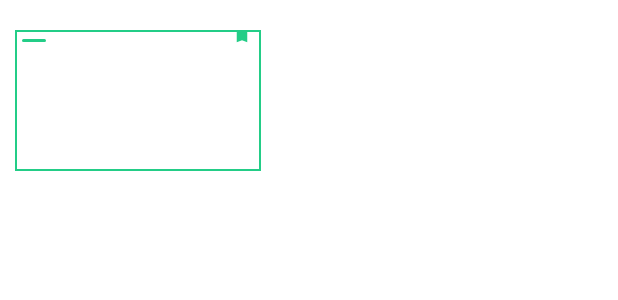
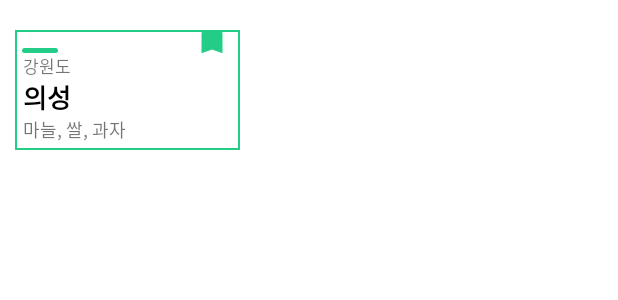
Before and after one commit to rladygks329/Return-to-farming-mate, an Android app: the layout item_recycler.xml on its own in the app's theme, with its tools: preview values and no code run, on a phone screen of 412 x 824 dp. Shown: the top 300 px of the screen. Run offline under Robolectric (Android 15) with nearby library versions, the phone set to English and light mode, and no system bars.

Commit message:
feat: add region name
bg_item 수정 -> 선 표시 길게, 책갈피 크기 조절
item_recycler 수정 -> 경상북도 고성군 -> (경상북도) (고성군)로 표시.
RecyclerViewAdapter 수정 -> string을 나눠서 title main/sub에 할당하는 코드 추가

```diff
--- a/app/src/main/java/com/android/become_a_farmer/RecyclerViewAdapter.java
+++ b/app/src/main/java/com/android/become_a_farmer/RecyclerViewAdapter.java
@@ -41,7 +41,8 @@ public class RecyclerViewAdapter extends RecyclerView.Adapter<RecyclerViewAdapte
     @Override
     public void onBindViewHolder(@NonNull RecyclerViewAdapter.ViewHolder holder, int position) {
         RecyclerItem item = list.get(position);
-        holder.txt_title.setText(item.getTitle());
+        holder.txt_title_main.setText(item.getTitle().split(" ")[0]);
+        holder.txt_title_sub.setText(item.getTitle().split(" ")[1]);
         holder.txt_sub.setText(item.getSub());
 
         //지역별로 라벨 색을 변경하는 부분
@@ -99,13 +100,15 @@ public class RecyclerViewAdapter extends RecyclerView.Adapter<RecyclerViewAdapte
 
 
     public class ViewHolder extends RecyclerView.ViewHolder{
-        public TextView txt_title;
+        public TextView txt_title_main;
+        public TextView txt_title_sub;
         public TextView txt_sub;
 
         public ViewHolder(@NonNull View itemView) {
             super(itemView);
 
-            txt_title = itemView.findViewById(R.id.rcy_item_title);
+            txt_title_main = itemView.findViewById(R.id.rcy_item_title_main);
+            txt_title_sub = itemView.findViewById(R.id.rcy_item_title_sub);
             txt_sub = itemView.findViewById(R.id.rcy_item_sub);
 
             // 아이템 클릭 이벤트(title 클릭)
--- a/app/src/main/res/drawable/bg_item.xml
+++ b/app/src/main/res/drawable/bg_item.xml
@@ -8,29 +8,29 @@
                 android:color="@color/lightGreen"
                 android:width="1dp"/>
             <size
-                android:height="94dp"
-                android:width="164dp"/>
+                android:height="80dp"
+                android:width="150dp"/>
         </shape>
     </item>
 
     <item
-        android:gravity="left|top" android:top="6dp" android:left="5dp"
+        android:gravity="left|top" android:top="12dp" android:left="5dp"
         android:id="@+id/item_label">
         <shape android:shape="rectangle">
             <solid android:color="@color/lightGreen"/>
             <size
-                android:width="16dp"
-                android:height="2dp"/>
+                android:width="24dp"
+                android:height="3dp"/>
             <corners android:radius="2dp"/>
         </shape>
     </item>
 
     <item android:drawable="@drawable/ic_bookmark"
         android:gravity="right|top"
-        android:top="-1dp"
+        android:top="-2dp"
         android:right="7dp"
-        android:width="12dp"
-        android:height="10dp">
+        android:width="24dp"
+        android:height="20dp">
         <rotate
             android:fromDegrees="90"
             android:toDegrees="270"
--- a/app/src/main/res/layout/item_recycler.xml
+++ b/app/src/main/res/layout/item_recycler.xml
@@ -1,40 +1,59 @@
 <?xml version="1.0" encoding="utf-8"?>
 <androidx.constraintlayout.widget.ConstraintLayout xmlns:android="http://schemas.android.com/apk/res/android"
     xmlns:app="http://schemas.android.com/apk/res-auto"
-    android:layout_width="164dp"
-    android:layout_height="94dp"
+    android:layout_width="150dp"
+    android:layout_height="80dp"
     android:orientation="vertical"
     android:background="@drawable/bg_item"
     android:layout_marginLeft="10dp"
     android:layout_marginTop="20dp">
 
     <TextView
-        android:id="@+id/rcy_item_title"
+        android:id="@+id/rcy_item_title_main"
         android:layout_width="wrap_content"
         android:layout_height="wrap_content"
+        android:layout_marginTop="15dp"
+        android:layout_marginLeft="5dp"
+        android:layout_marginRight="5dp"
+        android:includeFontPadding="false"
+        android:text="강원도"
+        android:textSize="11sp"
+        android:fontFamily="@font/notosanskr_medium"
+        app:layout_constraintStart_toStartOf="parent"
+        app:layout_constraintTop_toTopOf="parent" />
+
+    <TextView
+        android:id="@+id/rcy_item_title_sub"
+        android:layout_width="wrap_content"
+        android:layout_height="wrap_content"
+        android:layout_marginTop="9dp"
+        android:layout_marginLeft="5dp"
+        android:layout_marginRight="5dp"
         android:layout_gravity="center"
         android:fontFamily="@font/notosanskr_bold"
         android:textColor="#000000"
         android:includeFontPadding="false"
+        android:text="의성"
         android:textSize="17sp"
         android:textStyle="bold"
-        app:layout_constraintVertical_bias="0.4"
+        app:layout_constraintVertical_bias="0.5"
         app:layout_constraintBottom_toBottomOf="parent"
-        app:layout_constraintEnd_toEndOf="parent"
         app:layout_constraintStart_toStartOf="parent"
-        app:layout_constraintTop_toTopOf="parent" />
+        app:layout_constraintTop_toTopOf="parent"/>
 
     <TextView
         android:id="@+id/rcy_item_sub"
-        android:layout_width="wrap_content"
+        android:layout_width="0dp"
         android:layout_height="21dp"
-        android:layout_gravity="center"
+        android:layout_gravity="left"
         android:fontFamily="@font/notosanskr_medium"
+        android:includeFontPadding="false"
+        android:paddingLeft="5dp"
+        android:paddingRight="5dp"
+        android:text="마늘, 쌀, 과자"
         android:textSize="12sp"
-        android:includeFontPadding="false"
-        app:layout_constraintBottom_toBottomOf="parent"
         app:layout_constraintEnd_toEndOf="parent"
         app:layout_constraintStart_toStartOf="parent"
-        app:layout_constraintTop_toBottomOf="@+id/rcy_item_title" />
+        app:layout_constraintTop_toBottomOf="@+id/rcy_item_title_sub" />
 
 </androidx.constraintlayout.widget.ConstraintLayout>
```
